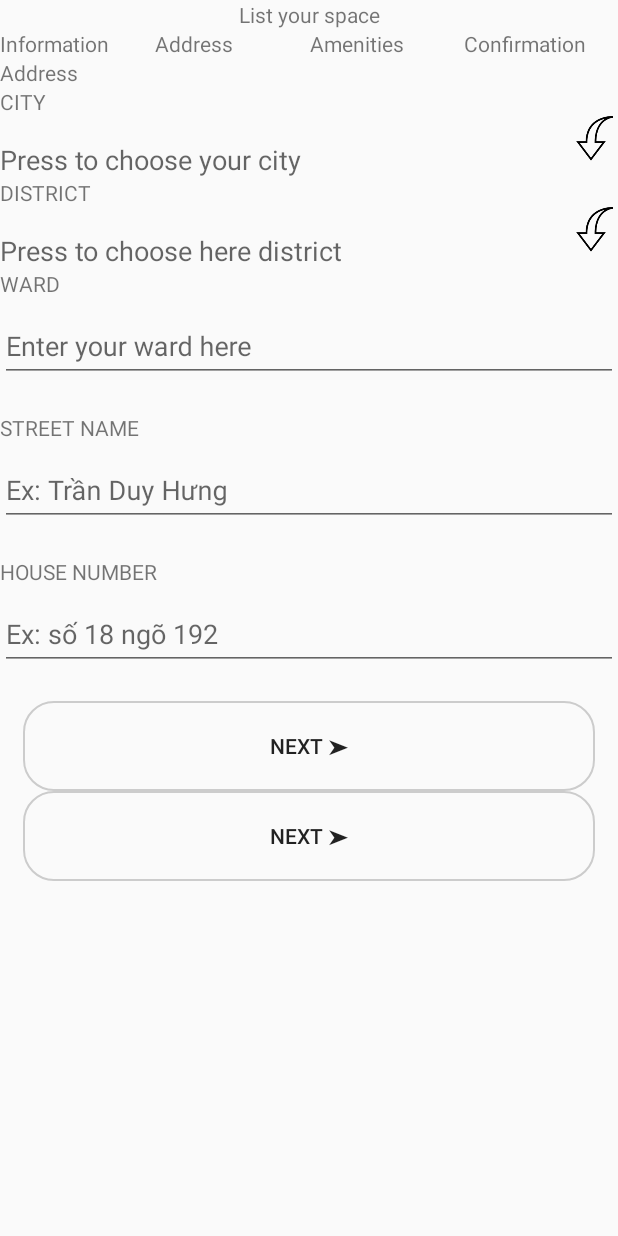
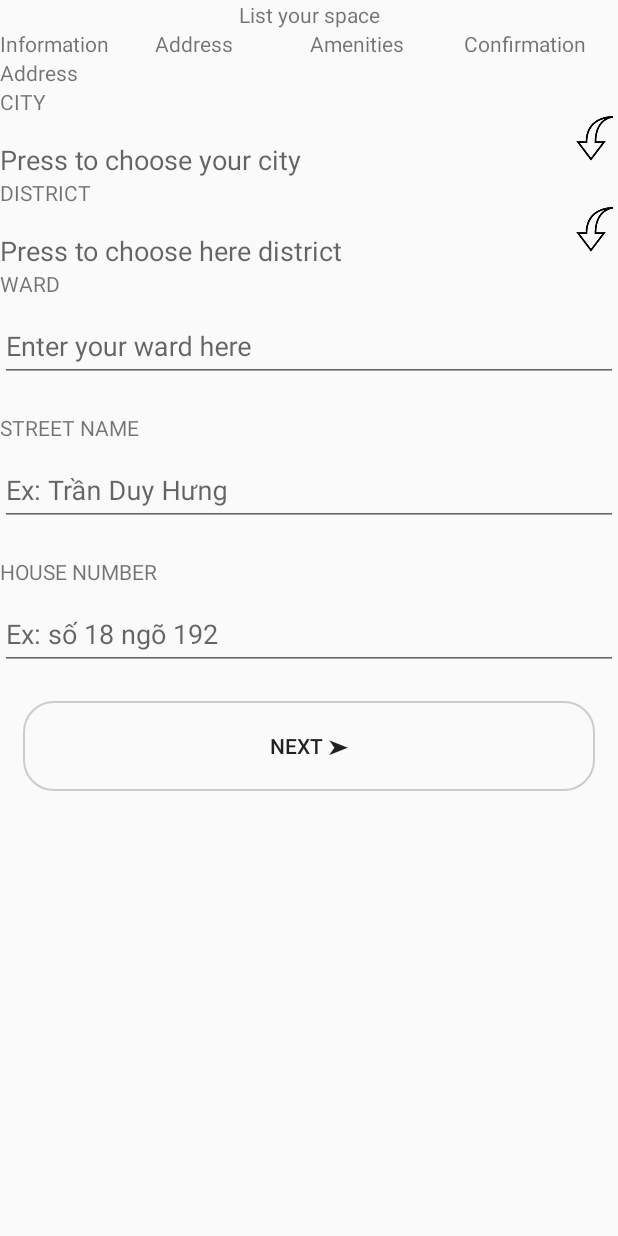
Before and after one commit to BeoBeo98/WannaHouse, an Android app: the ListYourSpaceActivity screen opened directly, with no data from a screen before it, after a tap on "Address", on a phone screen of 412 x 824 dp. Run offline under Robolectric (Android 15) with nearby library versions, the phone set to English and light mode, and no system bars; 1 other tap on this screen came first.

```diff
--- a/app/src/main/java/com/example/wannahouse/FragmentInformation.java
+++ b/app/src/main/java/com/example/wannahouse/FragmentInformation.java
@@ -9,7 +9,6 @@ import android.view.ViewGroup;
 import androidx.annotation.NonNull;
 import androidx.annotation.Nullable;
 import androidx.fragment.app.Fragment;
-import com.google.android.material.textfield.TextInputLayout;
 
 public class FragmentInformation extends Fragment {
     @Nullable
--- a/app/src/main/res/layout/fragment_address.xml
+++ b/app/src/main/res/layout/fragment_address.xml
@@ -179,15 +179,6 @@
                 android:text="NEXT ➤"
                 android:layout_width="match_parent"
                 android:layout_height="wrap_content" />
-            <Button
-                android:id="@+id/next2test"
-                android:layout_marginLeft="15dp"
-                android:layout_marginRight="15dp"
-                android:background="@drawable/border2"
-                android:gravity="center"
-                android:text="NEXT ➤"
-                android:layout_width="match_parent"
-                android:layout_height="wrap_content" />
         </LinearLayout>
     </ScrollView>
 </LinearLayout>
```
Also changed, not shown: app/src/main/java/com/example/wannahouse/ListYourSpaceActivity.java (+80 -1 lines).
